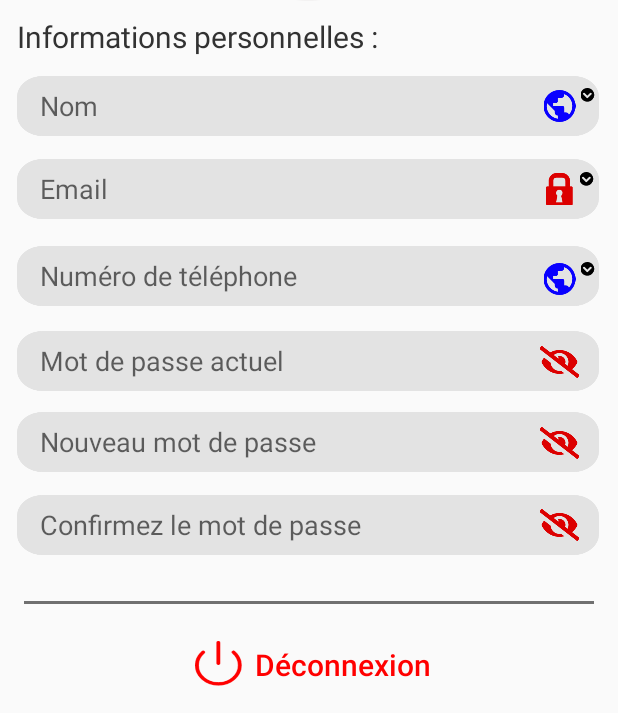
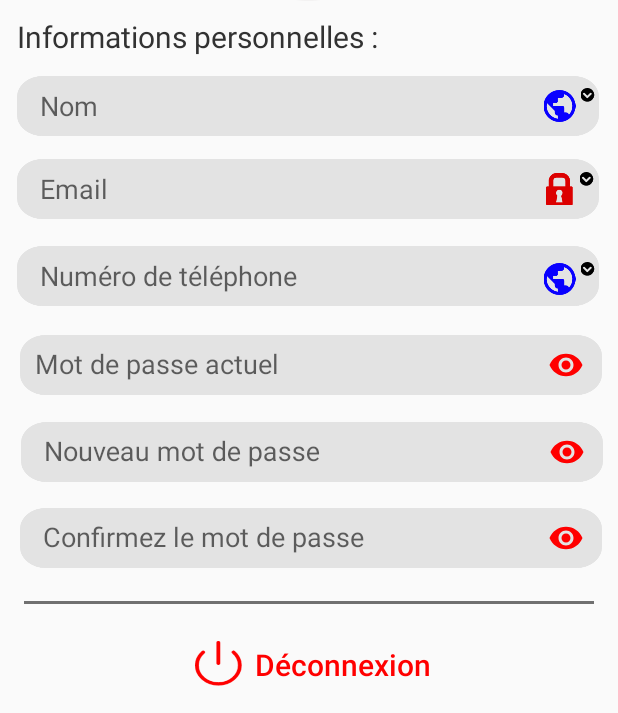
Before and after one commit to Zahia-Elkhalifi/SmartSemssarGithub, an Android app: the EditProfile screen opened directly, with no data from a screen before it, on a phone screen of 412 x 824 dp, the part 523-1236 px from its top. Run offline under Robolectric (Android 15) with nearby library versions, the phone set to English and light mode, and no system bars; our stand-ins replace CircleImageView, Firebase (no records; nobody signed in at launch, a user with empty details on screens opened directly), Picasso; libraries missing offline, so code that uses them is left out: com.facebook, com.facebook.login, com.theartofdev.edmodo.

Commit message:
Update activity_edit_profile.xml

```diff
--- a/app/src/main/res/layout/activity_edit_profile.xml
+++ b/app/src/main/res/layout/activity_edit_profile.xml
@@ -202,56 +202,8 @@
         app:layout_constraintTop_toTopOf="parent"
         app:layout_constraintVertical_bias="0.654" />
 
-    <EditText
-        android:id="@+id/passwordActuel"
-        android:layout_width="388dp"
-        android:layout_height="40dp"
-        android:background="@drawable/modedit"
-        android:ems="10"
-        android:hint="Mot de passe actuel "
-        android:inputType="textPassword"
-        android:paddingLeft="15dp"
-        android:textColor="#6C6C6C"
-        app:layout_constraintBottom_toBottomOf="parent"
-        app:layout_constraintEnd_toEndOf="parent"
-        app:layout_constraintHorizontal_bias="0.478"
-        app:layout_constraintStart_toStartOf="parent"
-        app:layout_constraintTop_toTopOf="parent"
-        app:layout_constraintVertical_bias="0.726" />
 
-    <EditText
-        android:id="@+id/passwordNouveau"
-        android:layout_width="388dp"
-        android:layout_height="40dp"
-        android:background="@drawable/modedit"
-        android:ems="10"
-        android:hint="Nouveau mot de passe"
-        android:inputType="textPassword"
-        android:paddingLeft="15dp"
-        android:textColor="#6C6C6C"
-        app:layout_constraintBottom_toBottomOf="parent"
-        app:layout_constraintEnd_toEndOf="parent"
-        app:layout_constraintHorizontal_bias="0.478"
-        app:layout_constraintStart_toStartOf="parent"
-        app:layout_constraintTop_toTopOf="parent"
-        app:layout_constraintVertical_bias="0.795" />
 
-    <EditText
-        android:id="@+id/passwordNouveauConfirm"
-        android:layout_width="388dp"
-        android:layout_height="40dp"
-        android:background="@drawable/modedit"
-        android:ems="10"
-        android:hint="Confirmez le mot de passe"
-        android:inputType="textPassword"
-        android:paddingLeft="15dp"
-        android:textColor="#6C6C6C"
-        app:layout_constraintBottom_toBottomOf="parent"
-        app:layout_constraintEnd_toEndOf="parent"
-        app:layout_constraintHorizontal_bias="0.478"
-        app:layout_constraintStart_toStartOf="parent"
-        app:layout_constraintTop_toTopOf="parent"
-        app:layout_constraintVertical_bias="0.866" />
 
     <ImageView
         android:id="@+id/imageView7"
@@ -266,6 +218,18 @@
         app:srcCompat="@drawable/iconcle" />
 
     <ImageView
+        android:id="@+id/imageView12"
+        android:layout_width="27dp"
+        android:layout_height="21dp"
+        app:layout_constraintBottom_toBottomOf="parent"
+        app:layout_constraintEnd_toEndOf="parent"
+        app:layout_constraintHorizontal_bias="0.934"
+        app:layout_constraintStart_toStartOf="parent"
+        app:layout_constraintTop_toTopOf="parent"
+        app:layout_constraintVertical_bias="0.653"
+        app:srcCompat="@drawable/iconpublic" />
+
+    <ImageView
         android:id="@+id/imageView11"
         android:layout_width="27dp"
         android:layout_height="21dp"
@@ -275,18 +239,6 @@
         app:layout_constraintStart_toStartOf="parent"
         app:layout_constraintTop_toTopOf="parent"
         app:layout_constraintVertical_bias="0.509"
-        app:srcCompat="@drawable/iconpublic" />
-
-    <ImageView
-        android:id="@+id/imageView12"
-        android:layout_width="27dp"
-        android:layout_height="21dp"
-        app:layout_constraintBottom_toBottomOf="parent"
-        app:layout_constraintEnd_toEndOf="parent"
-        app:layout_constraintHorizontal_bias="0.934"
-        app:layout_constraintStart_toStartOf="parent"
-        app:layout_constraintTop_toTopOf="parent"
-        app:layout_constraintVertical_bias="0.653"
         app:srcCompat="@drawable/iconpublic" />
 
     <ImageView
@@ -336,40 +288,92 @@
         app:layout_constraintStart_toStartOf="parent"
         app:layout_constraintTop_toTopOf="parent" />
 
-    <ImageView
-        android:id="@+id/imageView20"
-        android:layout_width="27dp"
-        android:layout_height="21dp"
+
+    <com.google.android.material.textfield.TextInputLayout
+        android:id="@+id/etPassword"
+        android:layout_width="wrap_content"
+        android:layout_height="wrap_content"
         app:layout_constraintBottom_toBottomOf="parent"
         app:layout_constraintEnd_toEndOf="parent"
-        app:layout_constraintHorizontal_bias="0.934"
+        app:layout_constraintHorizontal_bias="0.966"
         app:layout_constraintStart_toStartOf="parent"
         app:layout_constraintTop_toTopOf="parent"
-        app:layout_constraintVertical_bias="0.722"
-        app:srcCompat="@drawable/iconeye" />
+        app:layout_constraintVertical_bias="0.726"
+        app:passwordToggleEnabled="true"
+        app:passwordToggleTint="@color/rouge">
 
-    <ImageView
-        android:id="@+id/imageView21"
-        android:layout_width="27dp"
-        android:layout_height="21dp"
+
+        <EditText
+            android:id="@+id/passwordActuel"
+            android:layout_width="388dp"
+            android:layout_height="40dp"
+            android:layout_marginRight="10dp"
+            android:background="@drawable/modedit"
+            android:ems="10"
+            android:hint="Mot de passe actuel "
+            android:inputType="textPassword"
+            android:paddingLeft="10dp"
+            android:textColor="#6C6C6C"
+            app:layout_constraintBottom_toBottomOf="parent"
+            app:layout_constraintEnd_toEndOf="parent"
+            app:layout_constraintHorizontal_bias="0.478"
+            app:layout_constraintStart_toStartOf="parent"
+            app:layout_constraintTop_toTopOf="parent"
+            app:layout_constraintVertical_bias="0.728" />
+    </com.google.android.material.textfield.TextInputLayout>
+
+    <com.google.android.material.textfield.TextInputLayout
+        android:id="@+id/abc"
+        android:layout_width="wrap_content"
+        android:layout_height="wrap_content"
         app:layout_constraintBottom_toBottomOf="parent"
         app:layout_constraintEnd_toEndOf="parent"
-        app:layout_constraintHorizontal_bias="0.934"
+        app:layout_constraintHorizontal_bias="1.0"
         app:layout_constraintStart_toStartOf="parent"
         app:layout_constraintTop_toTopOf="parent"
-        app:layout_constraintVertical_bias="0.857"
-        app:srcCompat="@drawable/iconeye" />
+        app:layout_constraintVertical_bias="0.801"
+        app:passwordToggleEnabled="true"
+        app:passwordToggleTint="@color/rouge">
 
-    <ImageView
-        android:id="@+id/imageView22"
-        android:layout_width="27dp"
-        android:layout_height="21dp"
+        <EditText
+            android:id="@+id/passwordNouveau"
+            android:layout_width="388dp"
+            android:layout_height="40dp"
+            android:layout_marginRight="10dp"
+            android:background="@drawable/modedit"
+            android:ems="10"
+            android:hint="Nouveau mot de passe"
+            android:inputType="textPassword"
+            android:paddingLeft="15dp"
+            android:textColor="#6C6C6C" />
+    </com.google.android.material.textfield.TextInputLayout>
+
+    <com.google.android.material.textfield.TextInputLayout
+        android:id="@+id/def"
+        android:layout_width="wrap_content"
+        android:layout_height="wrap_content"
         app:layout_constraintBottom_toBottomOf="parent"
         app:layout_constraintEnd_toEndOf="parent"
-        app:layout_constraintHorizontal_bias="0.934"
+        app:layout_constraintHorizontal_bias="0.958"
         app:layout_constraintStart_toStartOf="parent"
         app:layout_constraintTop_toTopOf="parent"
-        app:layout_constraintVertical_bias="0.789"
-        app:srcCompat="@drawable/iconeye" />
+        app:layout_constraintVertical_bias="0.875"
+        app:passwordToggleEnabled="true"
+        app:passwordToggleTint="@color/rouge">
+
+        <EditText
+            android:id="@+id/passwordNouveauConfirm"
+            android:layout_width="388dp"
+            android:layout_height="40dp"
+            android:background="@drawable/modedit"
+            android:ems="10"
+            android:hint="Confirmez le mot de passe"
+            android:inputType="textPassword"
+            android:paddingLeft="15dp"
+            android:textColor="#6C6C6C"
+            android:layout_marginRight="10dp"
+            />
+    </com.google.android.material.textfield.TextInputLayout>
+
 
 </androidx.constraintlayout.widget.ConstraintLayout>
```
